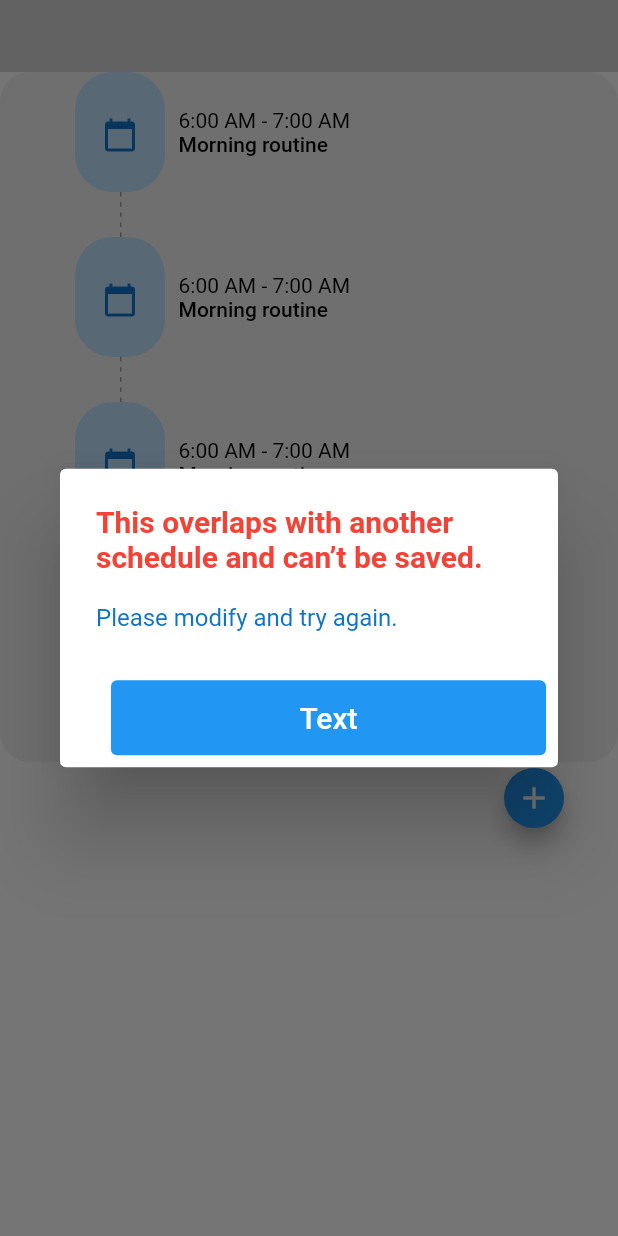
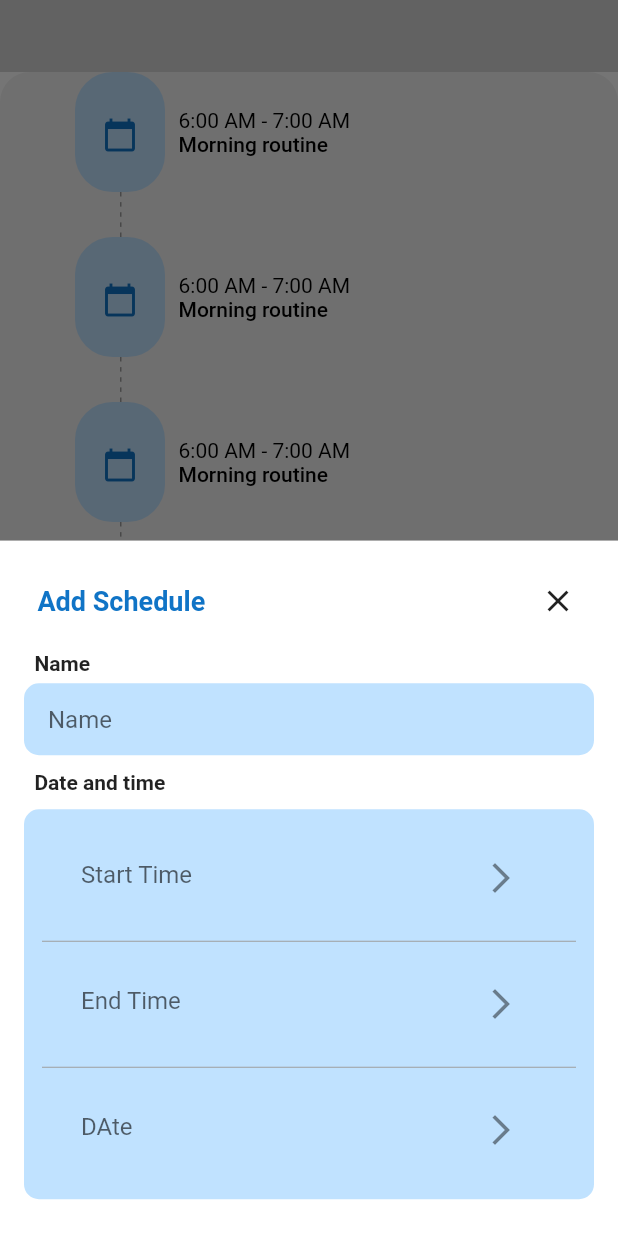
Before and after one commit to AmalSubrahmanayan/coinedone, a Flutter app: the screen it shows after launch, after a tap on the "add" icon, on a phone screen of 412 x 824 dp. Run offline on Flutter 3.47's test engine with Material 2 defaults, Android fonts, the phone set to English and light mode, and no system bars; drawn by our look-alikes of flutter_dash; our stand-ins replace dio; missing offline and left inert: flutter_timeline_calendar.

Commit message:
add model and service

```diff
--- a/lib/constants/colors/app_colors.dart
+++ b/lib/constants/colors/app_colors.dart
@@ -4,6 +4,7 @@ class AppColors {
   static const transparentColor = Colors.transparent;
   static const redColor = Colors.red;
   static const whiteColor = Colors.white;
+  static const darkgreyColor = Colors.grey;
   static const greyColor = Color.fromARGB(255, 242, 242, 242);
   static const blackColor = Colors.black;
   static const blueColor = Color.fromARGB(255, 16, 116, 198);
--- a/lib/main.dart
+++ b/lib/main.dart
@@ -1,4 +1,5 @@
 import 'package:coinedone/view/home_screen/home_screen.dart';
+import 'package:coinedone/view/widgets/bottomsheet.dart';
 import 'package:flutter/material.dart';
 
 void main() {
--- /dev/null
+++ b/lib/model/phone_post_model/phine_post_model.dart
@@ -0,0 +1,31 @@
+class PhoneModel {
+  PhoneModel({
+    required this.name,
+    required this.startTime,
+    required this.endTime,
+    required this.date,
+    required this.phoneNumber,
+  });
+
+  String name;
+  String startTime;
+  String endTime;
+  String date;
+  String phoneNumber;
+
+  factory PhoneModel.fromJson(Map<String, dynamic> json) => PhoneModel(
+        name: json["name"],
+        startTime: json["startTime"],
+        endTime: json["endTime"],
+        date: json["date"],
+        phoneNumber: json["phoneNumber"],
+      );
+
+  Map<String, dynamic> toJson() => {
+        "name": name,
+        "startTime": startTime,
+        "endTime": endTime,
+        "date": date,
+        "phoneNumber": phoneNumber,
+      };
+}
--- a/lib/view/home_screen/home_screen.dart
+++ b/lib/view/home_screen/home_screen.dart
@@ -1,5 +1,5 @@
 import 'package:coinedone/constants/colors/app_colors.dart';
-import 'package:coinedone/view/widgets/alertdialog.dart';
+import 'package:coinedone/view/widgets/bottomsheet.dart';
 import 'package:coinedone/view/widgets/calendar.dart';
 import 'package:flutter/material.dart';
 import 'package:flutter_dash/flutter_dash.dart';
@@ -11,7 +11,8 @@ class HomeScreen extends StatelessWidget {
   Widget build(BuildContext context) {
     return Scaffold(
       backgroundColor: AppColors.whiteColor,
-      body: Column(
+      body: SafeArea(
+        child: Column(
           children: [
             const Calendar(),
             Stack(
@@ -91,10 +92,17 @@ class HomeScreen extends StatelessWidget {
               padding: const EdgeInsets.only(left: 300, bottom: 10),
               child: FloatingActionButton.small(
                 onPressed: () {
-                showDialog(
+                  // 'alert' is the AlertDialog defined in your code
+                  // showDialog(
+                  //   context: context,
+                  //   builder: (BuildContext context) {
+                  //     return alert;
+                  //   },
+                  // );
+                  showModalBottomSheet<void>(
                     context: context,
                     builder: (BuildContext context) {
-                    return alert; // 'alert' is the AlertDialog defined in your code
+                      return BottenSheet();
                     },
                   );
 
@@ -108,6 +116,7 @@ class HomeScreen extends StatelessWidget {
             ),
           ],
         ),
+      ),
     );
   }
 }
--- /dev/null
+++ b/lib/view/widgets/bottomsheet.dart
@@ -0,0 +1,133 @@
+import 'package:coinedone/constants/colors/app_colors.dart';
+import 'package:coinedone/constants/sizedboxes/app_sizedboxes.dart';
+import 'package:flutter/material.dart';
+
+class BottenSheet extends StatelessWidget {
+  const BottenSheet({super.key});
+
+  @override
+  Widget build(BuildContext context) {
+    return Container(
+      height: 700,
+      padding: const EdgeInsets.all(16),
+      color: AppColors.whiteColor,
+      child: SingleChildScrollView(
+        child: Column(
+          crossAxisAlignment: CrossAxisAlignment.start,
+          children: [
+            Row(
+              mainAxisAlignment: MainAxisAlignment.spaceBetween,
+              children: [
+                const Text(
+                  "  Add Schedule",
+                  style: TextStyle(
+                    fontWeight: FontWeight.bold,
+                    fontSize: 18,
+                    color: AppColors.blueColor,
+                  ),
+                ),
+                IconButton(
+                  icon: Icon(Icons.close),
+                  onPressed: () => Navigator.pop(context),
+                )
+              ],
+            ),
+            AppSizedBoxes.sizedboxH10,
+            const Text(
+              "  Name",
+              style: TextStyle(
+                fontWeight: FontWeight.bold,
+              ),
+            ),
+            AppSizedBoxes.sizedboxH5,
+            Container(
+              padding: const EdgeInsets.symmetric(horizontal: 16),
+              decoration: BoxDecoration(
+                color: AppColors.bgblueColor,
+                borderRadius: BorderRadius.circular(10),
+              ),
+              child: TextFormField(
+                decoration: const InputDecoration(
+                  border: InputBorder.none,
+                  hintText: "Name",
+                ),
+              ),
+            ),
+            AppSizedBoxes.sizedboxH10,
+            const Text(
+              "  Date and time",
+              style: TextStyle(
+                fontWeight: FontWeight.bold,
+              ),
+            ),
+            AppSizedBoxes.sizedboxH10,
+            Container(
+              // margin: const EdgeInsets.symmetric(vertical: 0  ),
+              padding: const EdgeInsets.all(12),
+              decoration: BoxDecoration(
+                color: AppColors.bgblueColor,
+                borderRadius: BorderRadius.circular(10),
+              ),
+              child: Column(
+                children: const [
+                  BottomContainer(
+                    text: 'Start Time',
+                  ),
+                  Divider(
+                    color: AppColors.darkgreyColor,
+                  ),
+                  BottomContainer(
+                    text: 'End Time',
+                  ),
+                  Divider(
+                    color: AppColors.darkgreyColor,
+                  ),
+                  BottomContainer(
+                    text: 'DAte',
+                  ),
+                ],
+              ),
+            ),
+            AppSizedBoxes.sizedboxH10,
+            Center(
+              child: ElevatedButton(
+                style: ElevatedButton.styleFrom(
+                  minimumSize: const Size(350, 50),
+                  elevation: 0,
+                ),
+                // style: ButtonStyle(maximumSize: ),
+                child: const Text('Add Schedule'),
+                onPressed: () => Navigator.pop(context),
+              ),
+            ),
+          ],
+        ),
+      ),
+    );
+  }
+}
+
+class BottomContainer extends StatelessWidget {
+  const BottomContainer({super.key, required this.text});
+  final String text;
+  @override
+  Widget build(BuildContext context) {
+    return Container(
+      margin: const EdgeInsets.all(10),
+      padding: const EdgeInsets.symmetric(horizontal: 16),
+      decoration: BoxDecoration(
+        color: AppColors.bgblueColor,
+        borderRadius: BorderRadius.circular(10),
+      ),
+      child: TextFormField(
+        keyboardType: TextInputType.datetime,
+        decoration: InputDecoration(
+          border: InputBorder.none,
+          suffixText: "90",
+          hintText: text,
+          suffixIcon: const Icon(Icons.arrow_forward_ios),
+        ),
+      ),
+    );
+  }
+}
--- a/pubspec.yaml
+++ b/pubspec.yaml
@@ -36,6 +36,8 @@ dependencies:
   cupertino_icons: ^1.0.2
   flutter_timeline_calendar: ^1.0.3
   flutter_dash: ^1.0.0
+  dio: ^5.0.2
+  flutter_bloc: ^8.1.2
 
 dev_dependencies:
   flutter_test:
```
Also changed, not shown: lib/model/phone_get_model/phone_get_model.dart (added, +59 -0 lines), lib/service/phone_get_service.dart (added, +20 -0 lines), lib/service/phone_post_service.dart (added, +29 -0 lines), pubspec.lock. Lines whose indentation alone changed are shown as unchanged.
